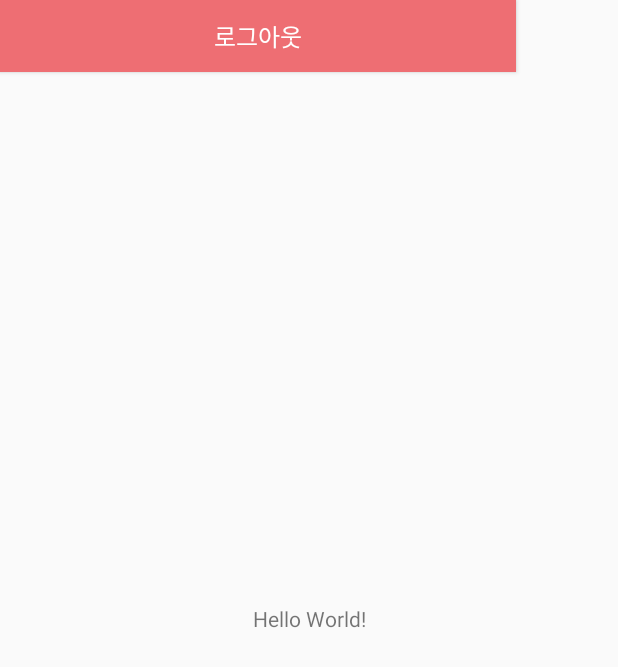
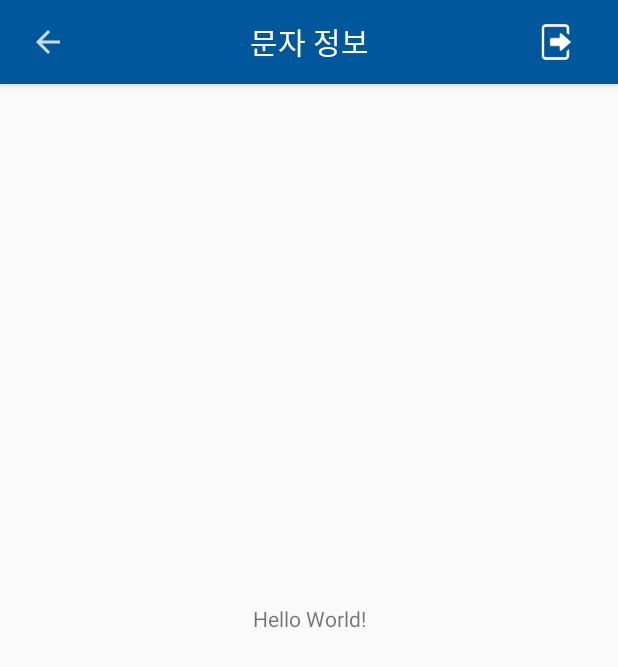
Before and after one commit to Jeongki-Son/usservice_android, an Android app: the MainActivity screen opened directly, with no data from a screen before it, on a phone screen of 412 x 824 dp. Shown: the top 667 px of the screen. Run offline under Robolectric (Android 15) with nearby library versions, the phone set to English and light mode, and no system bars.

Commit message:
logout complete

```diff
--- a/app/src/main/java/com/seoultechus/us/usservice/IntroActivity.java
+++ b/app/src/main/java/com/seoultechus/us/usservice/IntroActivity.java
@@ -6,6 +6,7 @@ import android.content.Intent;
 import android.content.SharedPreferences;
 import android.content.pm.PackageManager;
 import android.os.Handler;
+import android.provider.Settings;
 import android.support.v4.app.ActivityCompat;
 import android.support.v7.app.AppCompatActivity;
 import android.os.Bundle;
@@ -30,6 +31,9 @@ public class IntroActivity extends AppCompatActivity {
 
         currentUser = getSharedPreferences("currentUser", MODE_PRIVATE);
         final String token = currentUser.getString("token", "null");
+
+        String idByANDROID_ID = Settings.Secure.getString(this.getContentResolver(), Settings.Secure.ANDROID_ID);
+        Log.d(TAG, idByANDROID_ID);
 
         new UrlConnection()
                 .setUrl(AppData.getUser)
--- a/app/src/main/java/com/seoultechus/us/usservice/MainActivity.java
+++ b/app/src/main/java/com/seoultechus/us/usservice/MainActivity.java
@@ -1,17 +1,22 @@
 package com.seoultechus.us.usservice;
 
 import android.Manifest;
+import android.content.DialogInterface;
 import android.content.Intent;
 import android.content.SharedPreferences;
 import android.content.pm.PackageManager;
+import android.media.Image;
 import android.support.annotation.NonNull;
 import android.support.v4.app.ActivityCompat;
 import android.support.v4.content.ContextCompat;
+import android.support.v7.app.AlertDialog;
 import android.support.v7.app.AppCompatActivity;
 import android.os.Bundle;
 import android.util.Log;
 import android.view.View;
 import android.widget.Button;
+import android.widget.ImageView;
+import android.widget.TextView;
 import android.widget.Toast;
 
 import org.json.JSONException;
@@ -21,7 +26,9 @@ import java.io.IOException;
 
 public class MainActivity extends AppCompatActivity {
     public String TAG = "MainActivity2";
-    private Button logoutButton;
+    private ImageView backButton;
+    private TextView appBarTitle;
+    private ImageView logoutButton;
     private SharedPreferences currentUser;
 
     @Override
@@ -44,10 +51,18 @@ public class MainActivity extends AppCompatActivity {
         currentUser = getSharedPreferences("currentUser", MODE_PRIVATE);
         final String token = currentUser.getString("token", "null");
 
-        logoutButton = (Button) findViewById(R.id.btn_logout);
+        appBarTitle = (TextView) findViewById(R.id.app_bar_title);
+        appBarTitle.setText("문자 정보");
+        backButton = (ImageView) findViewById(R.id.btn_back);
+        logoutButton = (ImageView) findViewById(R.id.btn_logout);
         logoutButton.setOnClickListener(new View.OnClickListener() {
             @Override
             public void onClick(View v) {
+                AlertDialog.Builder alert_confirm = new AlertDialog.Builder(MainActivity.this);
+                alert_confirm.setMessage("로그아웃 하시겠습니까?").setCancelable(false).setPositiveButton("확인",
+                        new DialogInterface.OnClickListener() {
+                            @Override
+                            public void onClick(DialogInterface dialog, int which) {
                                 new UrlConnection()
                                         .setUrl(AppData.deleteSession)
                                         .setRequestMethod(UrlConnection.RequestMethod.DELETE)
@@ -58,9 +73,23 @@ public class MainActivity extends AppCompatActivity {
                                                 Log.d(TAG, String.valueOf(response));
                                                 Intent intent = new Intent(MainActivity.this, LoginActivity.class);
                                                 startActivity(intent);
+                                                currentUser.edit().remove("token").commit();
+                                                currentUser.edit().remove("UID").commit();
+                                                finish();
                                                 return null;
                                             }
                                         }).execute();
+                            }
+                        }).setNegativeButton("취소",
+                        new DialogInterface.OnClickListener() {
+                            @Override
+                            public void onClick(DialogInterface dialog, int which) {
+                                // 'No'
+                                return;
+                            }
+                        });
+                AlertDialog alert = alert_confirm.create();
+                alert.show();
             }
         });
     }
--- a/app/src/main/res/layout/activity_main.xml
+++ b/app/src/main/res/layout/activity_main.xml
@@ -6,6 +6,19 @@
     android:layout_width="match_parent"
     android:layout_height="match_parent"
     tools:context="com.seoultechus.us.usservice.MainActivity">
+    <android.support.design.widget.AppBarLayout
+        android:layout_width="match_parent"
+        android:layout_height="wrap_content"
+        android:id="@+id/view"
+        android:orientation="vertical"
+        android:layout_alignParentTop="true"
+        android:layout_alignParentLeft="true"
+        android:layout_alignParentStart="true">
+        <include
+            layout="@layout/app_bar_main"
+            android:layout_width="match_parent"
+            android:layout_height="match_parent" />
+    </android.support.design.widget.AppBarLayout>
 
     <TextView
         android:layout_width="wrap_content"
@@ -15,12 +28,4 @@
         app:layout_constraintLeft_toLeftOf="parent"
         app:layout_constraintRight_toRightOf="parent"
         app:layout_constraintTop_toTopOf="parent" />
-    <Button
-        android:id="@+id/btn_logout"
-        android:layout_width="344dp"
-        android:layout_height="wrap_content"
-        android:background="@color/colorMain"
-        android:text = "로그아웃"
-        android:textSize="16dp"
-        android:textColor="#FFFFFF"/>
 </android.support.constraint.ConstraintLayout>
--- a/app/src/main/res/layout/app_bar_main.xml
+++ b/app/src/main/res/layout/app_bar_main.xml
@@ -22,12 +22,6 @@
             <RelativeLayout
                 android:layout_width="match_parent"
                 android:layout_height="match_parent">
-                <ImageView
-                    android:id="@+id/btn_back"
-                    android:padding="16dp"
-                    android:layout_width="wrap_content"
-                    android:layout_height="match_parent"
-                    android:layout_alignParentLeft="true"/>
                 <TextView
                     android:id="@+id/app_bar_title"
                     android:layout_width="match_parent"
@@ -37,6 +31,20 @@
                     android:background="@color/colorMain"
                     android:textSize="20dp"
                     android:text="카드 등록"/>
+                <ImageView
+                    android:id="@+id/btn_back"
+                    android:padding="16dp"
+                    android:layout_width="wrap_content"
+                    android:layout_height="match_parent"
+                    android:layout_alignParentLeft="true"
+                    android:src="@drawable/ic_arrow_back"/>
+                <ImageView
+                    android:id="@+id/btn_logout"
+                    android:padding="16dp"
+                    android:layout_width="wrap_content"
+                    android:layout_height="match_parent"
+                    android:layout_alignParentRight="true"
+                    android:src="@drawable/ic_logout"/>
             </RelativeLayout>
         </android.support.v7.widget.Toolbar>
 
--- a/app/src/main/res/values-v21/styles.xml
+++ b/app/src/main/res/values-v21/styles.xml
@@ -4,7 +4,7 @@
     <style name="AppTheme" parent="Theme.AppCompat.Light.NoActionBar">
         <!-- Customize your theme here. -->
         <item name="colorPrimary">@color/colorPrimary</item>
-        <item name="colorPrimaryDark">#c8ee6e73</item>
+        <item name="colorPrimaryDark">#c801579b</item>
         <item name="colorAccent">@color/colorMain</item>
         <item name="android:navigationBarColor">@color/black</item>
         <item name="android:textColorPrimary">@color/primary_text_material_light</item>
--- a/app/src/main/res/values/colors.xml
+++ b/app/src/main/res/values/colors.xml
@@ -5,5 +5,5 @@
     <color name="colorAccent">#FF4081</color>
     <color name="black">#000000</color>
     <color name="primary_text_material_light">#393939</color>
-    <color name="colorMain">#ee6e73</color>
+    <color name="colorMain">#01579b</color>
 </resources>
```
Also changed, not shown: app/src/main/java/com/seoultechus/us/usservice/LoginActivity.java (+5 -5 lines), app/src/main/res/drawable-hdpi/ic_arrow_back.png (added), app/src/main/res/drawable-mdpi/ic_arrow_back.png (added), app/src/main/res/drawable-xhdpi/ic_arrow_back.png (added), app/src/main/res/drawable-xxhdpi/ic_arrow_back.png (added), app/src/main/res/drawable/ic_logout.png (added), app/src/main/res/drawable/logo.png, app/src/main/res/drawable/logobig.png. Lines whose indentation alone changed are shown as unchanged.
